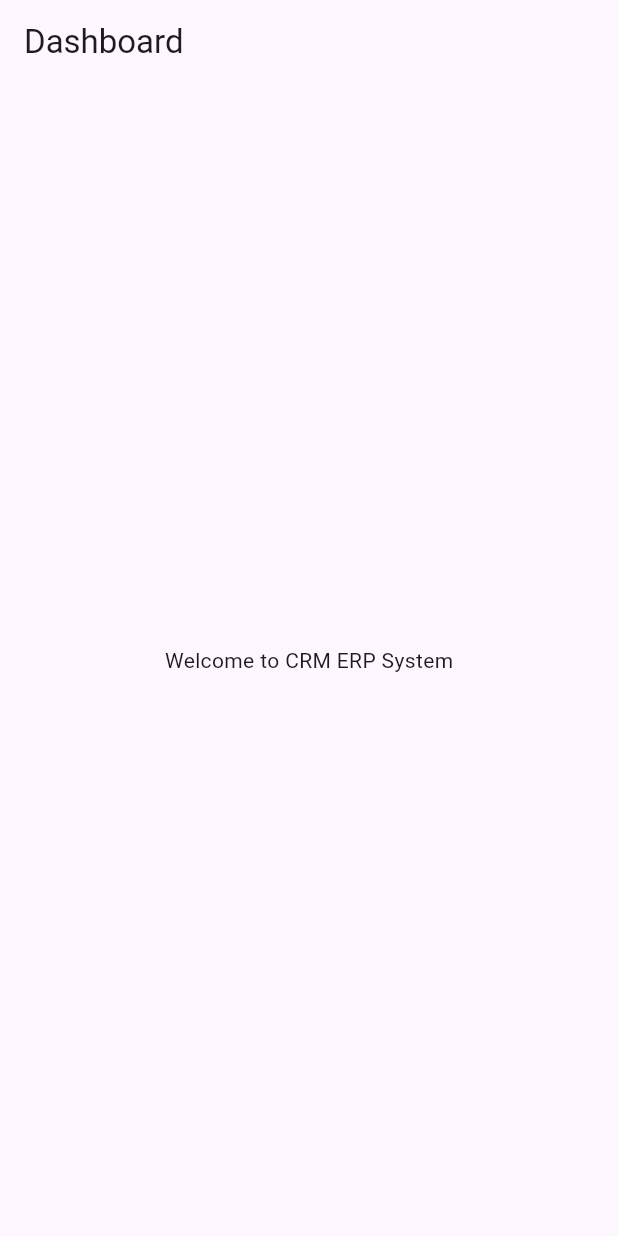
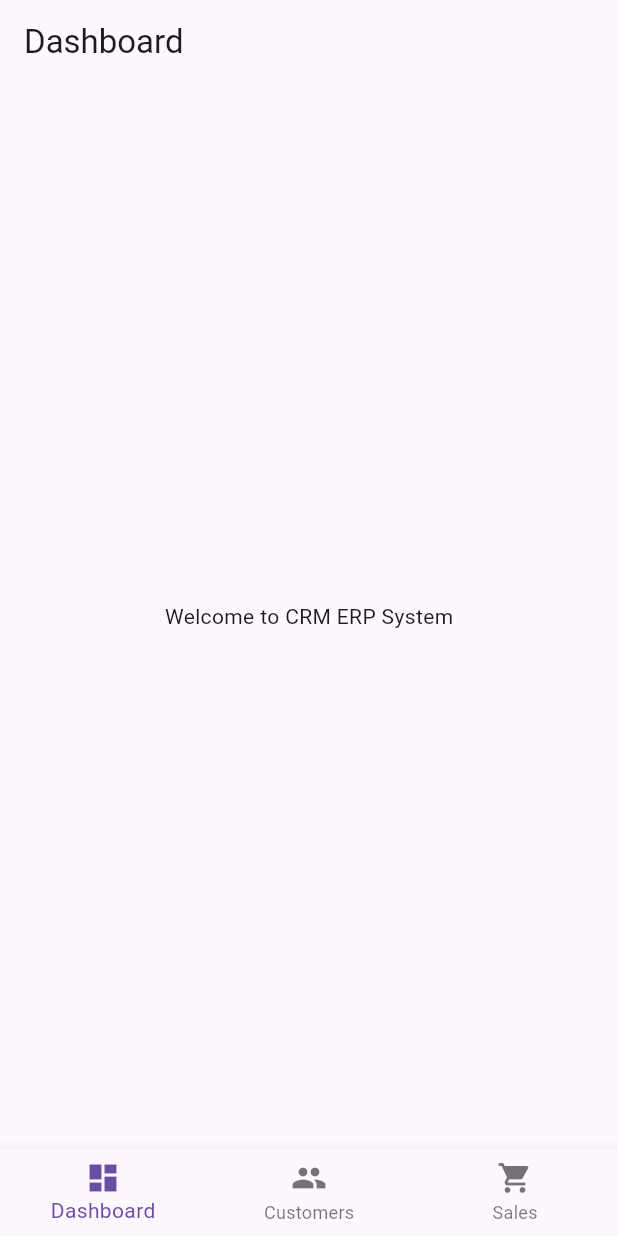
Before and after one commit to phantom-j/CRM, a Flutter app: the screen it shows after launch, on a phone screen of 412 x 824 dp. Run offline on Flutter 3.47's test engine with Material 3 defaults, Android fonts, the phone set to English and light mode, and no system bars.

Commit message:
Add basic UI with dummy data

```diff
--- a/crm_app/lib/main.dart
+++ b/crm_app/lib/main.dart
@@ -1,4 +1,7 @@
 import 'package:flutter/material.dart';
+import 'screens/dashboard.dart';
+import 'screens/customers.dart';
+import 'screens/sales.dart';
 
 void main() {
   runApp(const MyApp());
@@ -12,19 +15,55 @@ class MyApp extends StatelessWidget {
     return MaterialApp(
       title: 'CRM ERP System',
       theme: ThemeData(primarySwatch: Colors.blue),
-      home: const DashboardPage(),
+      home: const HomePage(),
     );
   }
 }
 
-class DashboardPage extends StatelessWidget {
-  const DashboardPage({super.key});
+class HomePage extends StatefulWidget {
+  const HomePage({super.key});
+
+  @override
+  State<HomePage> createState() => _HomePageState();
+}
+
+class _HomePageState extends State<HomePage> {
+  int _selectedIndex = 0;
+
+  final List<Widget> _pages = const [
+    DashboardPage(),
+    CustomersPage(),
+    SalesPage(),
+  ];
+
+  void _onItemTapped(int index) {
+    setState(() {
+      _selectedIndex = index;
+    });
+  }
 
   @override
   Widget build(BuildContext context) {
     return Scaffold(
-      appBar: AppBar(title: const Text('Dashboard')),
-      body: const Center(child: Text('Welcome to CRM ERP System')),
+      body: _pages[_selectedIndex],
+      bottomNavigationBar: BottomNavigationBar(
+        currentIndex: _selectedIndex,
+        onTap: _onItemTapped,
+        items: const [
+          BottomNavigationBarItem(
+            icon: Icon(Icons.dashboard),
+            label: 'Dashboard',
+          ),
+          BottomNavigationBarItem(
+            icon: Icon(Icons.people),
+            label: 'Customers',
+          ),
+          BottomNavigationBarItem(
+            icon: Icon(Icons.shopping_cart),
+            label: 'Sales',
+          ),
+        ],
+      ),
     );
   }
 }
--- /dev/null
+++ b/crm_app/lib/screens/dashboard.dart
@@ -0,0 +1,15 @@
+import 'package:flutter/material.dart';
+
+class DashboardPage extends StatelessWidget {
+  const DashboardPage({super.key});
+
+  @override
+  Widget build(BuildContext context) {
+    return Scaffold(
+      appBar: AppBar(title: const Text('Dashboard')),
+      body: const Center(
+        child: Text('Welcome to CRM ERP System'),
+      ),
+    );
+  }
+}
```
Also changed, not shown: crm_app/lib/screens/customers.dart (added, +29 -0 lines), crm_app/lib/screens/sales.dart (added, +30 -0 lines).
